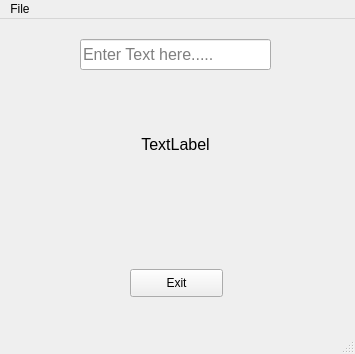
Above: ReadTextBox_GUI.ui from Jeffrich308/QLineEdit---Example before the change. Below: the same form after it.
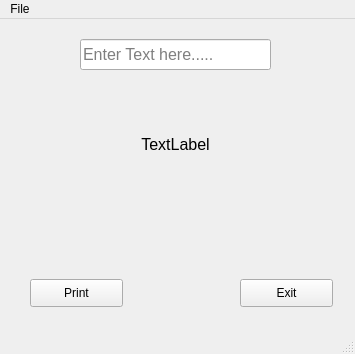
That is the form after the change.

What changed in the file:
```diff
--- a/ReadTextBox_GUI.ui
+++ b/ReadTextBox_GUI.ui
@@ -17,8 +17,8 @@
    <widget class="QPushButton" name="btnExit">
     <property name="geometry">
      <rect>
-      <x>130</x>
-      <y>250</y>
+      <x>240</x>
+      <y>260</y>
       <width>93</width>
       <height>28</height>
      </rect>
@@ -66,6 +66,19 @@
      <set>Qt::AlignCenter</set>
     </property>
    </widget>
+   <widget class="QPushButton" name="btnGo">
+    <property name="geometry">
+     <rect>
+      <x>30</x>
+      <y>260</y>
+      <width>93</width>
+      <height>28</height>
+     </rect>
+    </property>
+    <property name="text">
+     <string>Print</string>
+    </property>
+   </widget>
   </widget>
   <widget class="QMenuBar" name="menubar">
    <property name="geometry">
```
Left out of the diff: 2 changed lines with no effect on the pictures.
